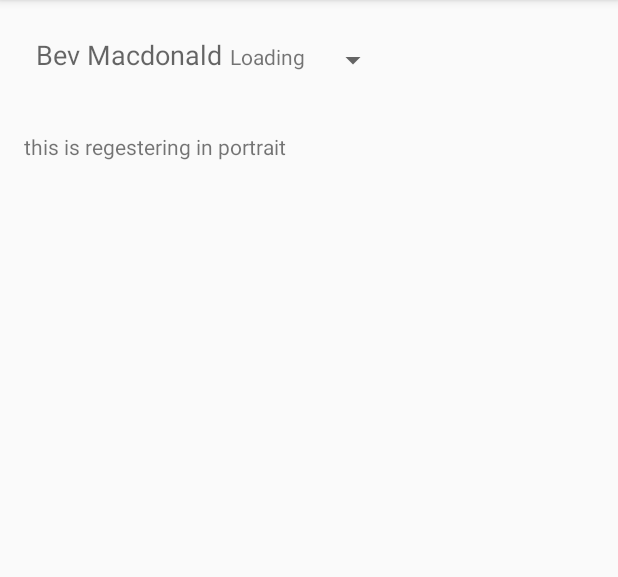
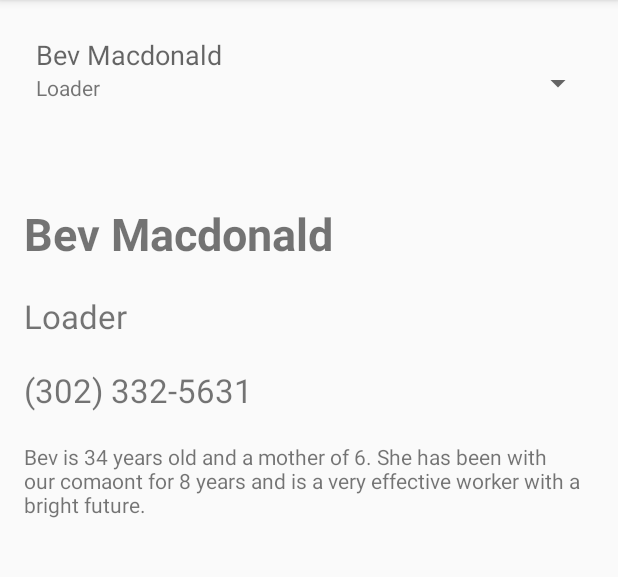
Before and after one commit to mvoshell78/Java-1, an Android app: the screen it shows after launch (MainActivity), on a phone screen of 412 x 824 dp, the part 84-661 px from its top. Run offline under Robolectric (Android 15) with nearby library versions, the phone set to English and light mode, and no system bars.

Commit message:
final
added on click to spinner
added UI population method

```diff
--- a/Workingwithadvancedviews/app/src/main/java/com/example/mich/workingwithadvancedviews/MainActivity.java
+++ b/Workingwithadvancedviews/app/src/main/java/com/example/mich/workingwithadvancedviews/MainActivity.java
@@ -19,48 +19,71 @@ import java.util.HashMap;
 
 
 public class MainActivity extends AppCompatActivity {
+
     // sets up an arrayList of the workers class
     private ArrayList<Workers> mWorkers;
+
+    //set up var for my list and spinner
     private ListView mListView;
     private Spinner mSpinner;
-    long position = 0;
 
+    //needed in the adapter to make it work
+    long lineNumber = 0;
+
+
+    // setsup the hashmap
     ArrayList<HashMap<String, String>> elements = new ArrayList<HashMap<String,String>>();
+
+
+
+    // simple adapter
     private void setSimpleAdapter(){
 
-        // Field identifiers
+        // var to hold the text in the list/spinner
         final String name = "name";
-        final String department = "department";
-        //final String years = "years";
-
-        // List of elements for our adapter.
+        final String jobRes = "department";
+        final String phone = "phone";
+        final String bio = "bio";
 
 
-        // Goes through each employee and maps the data elements to a String key.
+
+
+
+        // for loop to fill the array
         for (Workers employee : mWorkers) {
 
             HashMap<String, String> map = new HashMap<String, String>();
+
             map.put(name, employee.getName());
-            map.put(department, employee.getDepartment());
+            map.put(jobRes, employee.getJobRes());
+            map.put(phone, employee.getPhone());
+            map.put(bio, employee.getBio());
 
             elements.add(map);
         }
 
         // Creating an array of our keys
         String[] keys = new String[]{
-                name, department
+                name, jobRes, phone, bio,
         };
 
-        // Creating an array of our list item components.
-        // Indices must match the keys array.
+        // ties the xml file to the spinner/list
         int[] views = new int[]{
                 R.id.employee_name,
                 R.id.employee_department,
 
+                // if you wanted the phone in the list or spinner uncomment the following code
+                // R.id.employee_phone,
+
         };
+
+        // var to figure out the screen rotation
         final int screenOrientation = getResources().getConfiguration().orientation;
 
+        //if to execute pased on orientation
+        //2 equals landscape
         if (screenOrientation == 2){
+
             // Creating a new SimpleAdapter that maps values to views using our keys and views arrays.
             SimpleAdapter adapter = new SimpleAdapter(this, elements, R.layout.listitem, keys, views);
 
@@ -82,18 +105,18 @@ public class MainActivity extends AppCompatActivity {
         setContentView(R.layout.activity_main);
 
 
-        final TextView testView = (TextView) findViewById(R.id.testView);
-        final TextView portTestView = (TextView) findViewById(R.id.portTestView);
+
         // creates a new arrayList called mWorkers
         mWorkers = new ArrayList<>();
 
         // adds the items to the list
-        mWorkers.add(new Workers("Bev Macdonald", "Loading"));
-        mWorkers.add(new Workers("Dana Steele", "Order Picking"));
-        mWorkers.add(new Workers("Eric Malascalza", "Fueling"));
-        mWorkers.add(new Workers("Mich Voshell", "Manager"));
+        mWorkers.add(new Workers("Bev Macdonald", "Loader","(302) 332-5631", "Bev is 34 years old and a mother of 6. She has been with our comaont for 8 years and is a very effective worker with a bright future."));
+        mWorkers.add(new Workers("Dana Steele", "Order Picking","(302) 241-5638", "Dana is 27 and is our part time worker. She currently enjoys knitting and skydiving simultaniouly. she has been with us for 4 years and want to be full time"));
+        mWorkers.add(new Workers("Eric Malascalza", "Fueling","(302) 734-2981", "Eric is 29 and has been with us for over 10 years. he is currently our senior MH and wants to some day be all grown up and run the place."));
+        mWorkers.add(new Workers("Mich Voshell", "Manager","(302) 653-2332", "Mich is the baddest mojang in town he ahs been with us longer than the founders. Some day he may run the joint."));
 
         final int screenOrientation = getResources().getConfiguration().orientation;
+
         if (screenOrientation == 2) {
 
 
@@ -104,11 +127,9 @@ public class MainActivity extends AppCompatActivity {
             mListView.setOnItemClickListener(new AdapterView.OnItemClickListener() {
                 @Override
                 public void onItemClick(AdapterView<?> parent, View view, int i, long id) {
-                   position = mListView.getItemIdAtPosition(i);
-                    int newPos = (int) position;
+                    lineNumber = mListView.getItemIdAtPosition(i);
+                    populateUI();
 
-
-                    testView.setText(new StringBuilder().append("clicked ").append(newPos).toString());
 
                 }
             });
@@ -120,12 +141,44 @@ public class MainActivity extends AppCompatActivity {
 
             setSimpleAdapter();
 
-            portTestView.setText("this is regestering in portrait");
+            mSpinner.setOnItemSelectedListener(new AdapterView.OnItemSelectedListener() {
+                @Override
+                public void onItemSelected(AdapterView<?> parent, View view, int i, long id) {
+                    lineNumber = mSpinner.getItemIdAtPosition(i);
+                    populateUI();
+
+                }
+
+                @Override
+                public void onNothingSelected(AdapterView<?> parent) {
+
+                }
+            });
+
+
         }
 
 
     }
+    // shared ui population method
+    private void populateUI() {
+        int newPos = (int) lineNumber;
 
+        TextView name = (TextView) findViewById(R.id.WorkersName);
+        TextView jobRes = (TextView) findViewById(R.id.jobRespon);
+        TextView phone = (TextView) findViewById(R.id.WorkersPhone);
+        TextView bio = (TextView) findViewById(R.id.WorkersBio);
+
+        String mName = mWorkers.get(newPos).getName();
+        String mJobRes = mWorkers.get(newPos).getJobRes();
+        String mPhone = mWorkers.get(newPos).getPhone();
+        String mBio = mWorkers.get(newPos).getBio();
+
+        name.setText(mName);
+        bio.setText(mBio);
+        jobRes.setText(mJobRes);
+        phone.setText(mPhone);
+    }
 
 
 }
--- a/Workingwithadvancedviews/app/src/main/java/com/example/mich/workingwithadvancedviews/Workers.java
+++ b/Workingwithadvancedviews/app/src/main/java/com/example/mich/workingwithadvancedviews/Workers.java
@@ -5,23 +5,31 @@ public class Workers {
 
     // Member variables
     private String mName;
-    private String mDepartment;
+    private String mJobRes;
+    private String mPhone;
+    private String mBio;
 
 
     //creates the object
-    public Workers(String _name, String _department ) {
+    public Workers(String _name, String _jobRes, String _phone, String _bio ) {
 
         mName = _name;
-        mDepartment = _department;
+        mJobRes = _jobRes;
+        mPhone = _phone;
+        mBio = _bio;
 
     }
 
     // Getter methods.
     public String getName() { return mName;}
-    public String getDepartment() { return mDepartment;}
+    public String getJobRes() { return mJobRes;}
+    public String getPhone() { return mPhone;}
+    public String getBio() { return mBio;}
 
     // Setter Methods
     public void setName(String _name) { mName = _name; }
-    public void setDepartment(String _department) { mDepartment = _department; }
+    public void setJobRes(String _jobRes) { mJobRes = _jobRes; }
+    public void setPhone(String _Phone) { mPhone = _Phone; }
+    public void setBio(String _bio) {mBio = _bio;}
 
 }
--- a/Workingwithadvancedviews/app/src/main/res/layout-land/activity_main.xml
+++ b/Workingwithadvancedviews/app/src/main/res/layout-land/activity_main.xml
@@ -10,25 +10,54 @@
     tools:context="com.example.mich.workingwithadvancedviews.MainActivity"
     android:id="@+id/textView">
 
+    <ListView
+        android:layout_width="250sp"
+        android:layout_height="wrap_content"
+        android:id="@+id/listView"
+        android:clickable="true"
+        tools:listitem="@android:layout/simple_list_item_1"
+        android:layout_alignParentTop="true" />
+
     <TextView
         android:layout_width="wrap_content"
         android:layout_height="wrap_content"
-        android:text="Hello World!"
-        android:id="@+id/testView"
-        android:textSize="30dp"
-        android:typeface="serif"
+        android:text=" "
+        android:id="@+id/WorkersName"
         android:layout_alignParentTop="true"
-        android:layout_alignParentEnd="true"
-        android:layout_alignParentBottom="true" />
+        android:layout_toEndOf="@+id/listView"
+        android:paddingTop="20dp"
+        android:paddingLeft="50dp"
+        android:textStyle="bold"
+        android:textSize="30dp" />
 
-    <ListView
+    <TextView
         android:layout_width="wrap_content"
         android:layout_height="wrap_content"
-        android:id="@+id/listView"
-        android:layout_alignTop="@+id/testView"
-        android:layout_alignParentStart="true"
-        android:layout_toStartOf="@+id/testView"
-        android:clickable="true"
-        tools:listitem="@android:layout/simple_list_item_1" />
+        android:id="@+id/jobRespon"
+        android:layout_below="@+id/WorkersName"
+        android:layout_alignStart="@+id/WorkersName"
+        android:paddingTop="20dp"
+        android:paddingLeft="50dp"
+        android:textSize="22dp" />
+
+    <TextView
+        android:layout_width="wrap_content"
+        android:layout_height="wrap_content"
+        android:id="@+id/WorkersPhone"
+        android:layout_below="@+id/jobRespon"
+        android:layout_toEndOf="@+id/listView"
+        android:paddingTop="20dp"
+        android:paddingLeft="50dp"
+        android:textSize="22dp" />
+
+    <TextView
+        android:layout_width="wrap_content"
+        android:layout_height="wrap_content"
+        android:text=" "
+        android:id="@+id/WorkersBio"
+        android:layout_below="@+id/WorkersPhone"
+        android:layout_alignStart="@+id/WorkersPhone"
+        android:paddingLeft="50dp"
+        android:paddingTop="20dp" />
 
 </RelativeLayout>
--- a/Workingwithadvancedviews/app/src/main/res/layout/activity_main.xml
+++ b/Workingwithadvancedviews/app/src/main/res/layout/activity_main.xml
@@ -8,21 +8,49 @@
     android:paddingRight="@dimen/activity_horizontal_margin"
     android:paddingTop="@dimen/activity_vertical_margin"
     tools:context="com.example.mich.workingwithadvancedviews.MainActivity"
-    android:id="@+id/portTextView">
+    android:id="@+id/TextsView">
+
+    <Spinner
+        android:layout_width="match_parent"
+        android:layout_height="wrap_content"
+        android:id="@+id/spinner"
+        android:layout_alignParentTop="true"
+        android:layout_alignParentStart="true" />
 
     <TextView
         android:layout_width="wrap_content"
         android:layout_height="wrap_content"
-        android:text="Hello World!"
-        android:id="@+id/portTestView"
-        android:layout_alignParentTop="true"
+        android:id="@+id/WorkersName"
+        android:layout_below="@+id/spinner"
         android:layout_alignParentStart="true"
-        android:layout_marginTop="72dp" />
+        android:paddingTop="40dp"
+        android:textSize="30dp"
+        android:textStyle="bold" />
 
-    <Spinner
+    <TextView
         android:layout_width="wrap_content"
         android:layout_height="wrap_content"
-        android:id="@+id/spinner"
-        android:layout_alignParentTop="true"
-        android:layout_alignParentStart="true" />
+        android:id="@+id/jobRespon"
+        android:layout_below="@+id/WorkersName"
+        android:layout_alignParentStart="true"
+        android:paddingTop="20dp"
+        android:textSize="22dp"
+        android:textIsSelectable="false" />
+
+    <TextView
+        android:layout_width="wrap_content"
+        android:layout_height="wrap_content"
+        android:id="@+id/WorkersPhone"
+        android:layout_below="@+id/jobRespon"
+        android:layout_alignParentStart="true"
+        android:paddingTop="20dp"
+        android:textSize="22dp" />
+
+    <TextView
+        android:layout_width="wrap_content"
+        android:layout_height="wrap_content"
+        android:id="@+id/WorkersBio"
+        android:layout_below="@+id/WorkersPhone"
+        android:paddingTop="20dp" />
+
 </RelativeLayout>
--- a/Workingwithadvancedviews/app/src/main/res/layout/listitem.xml
+++ b/Workingwithadvancedviews/app/src/main/res/layout/listitem.xml
@@ -15,12 +15,18 @@
             android:layout_weight="1.0"
             android:textAppearance="?android:attr/textAppearanceMedium" />
 
-        <TextView android:id="@+id/employee_department"
-            android:layout_width="wrap_content"
-            android:layout_height="wrap_content"
-            android:textAppearance="?android:attr/textAppearanceSmall" />
+
+
     </LinearLayout>
 
+    <TextView android:id="@+id/employee_department"
+        android:layout_width="wrap_content"
+        android:layout_height="wrap_content"
+        android:textAppearance="?android:attr/textAppearanceSmall" />
 
+    <TextView android:id="@+id/employee_phone"
+        android:layout_width="wrap_content"
+        android:layout_height="wrap_content"
+        android:textAppearance="?android:attr/textAppearanceSmall" />
 
 </LinearLayout>
```
